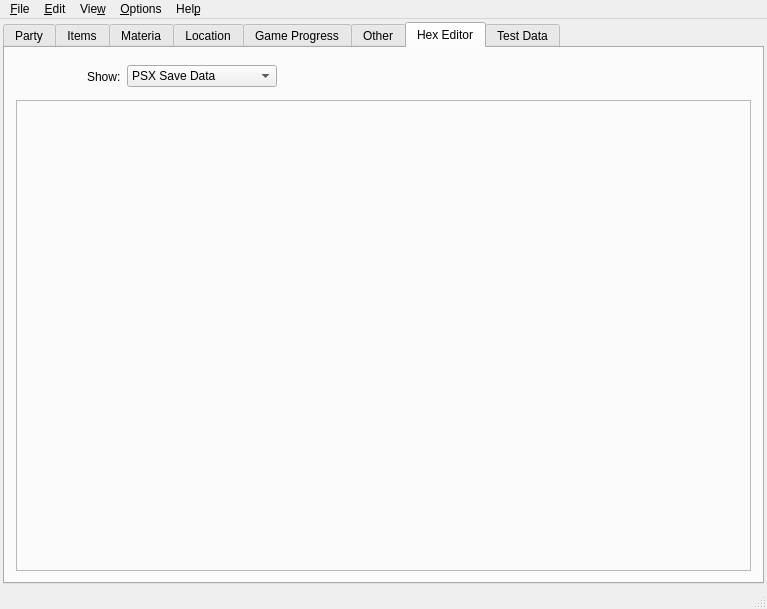
sithlord48/blackchocobo, file mainwindow.ui: the form before one commit.
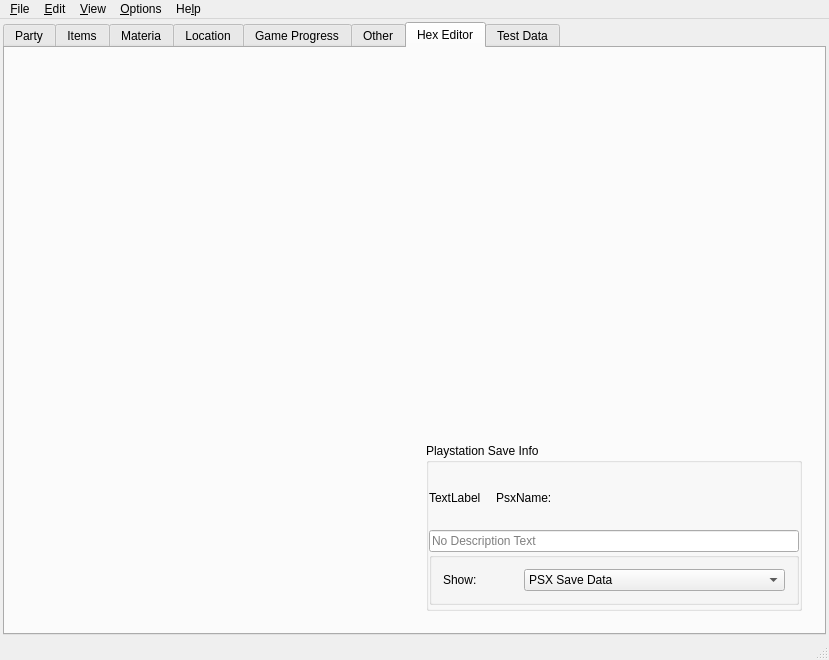
The form after the commit. The open tabs and pages were chosen to show the change. Icons and pictures are not drawn.

Commit message: improved psx mode for hexeditor, fix file dialog filters.

What changed in the file:
```diff
--- a/mainwindow.ui
+++ b/mainwindow.ui
@@ -6,8 +6,8 @@
    <rect>
     <x>0</x>
     <y>0</y>
-    <width>767</width>
-    <height>609</height>
+    <width>829</width>
+    <height>660</height>
    </rect>
   </property>
   <property name="windowTitle">
@@ -5481,111 +5481,16 @@
         <string>Hex Editor</string>
        </attribute>
        <layout class="QVBoxLayout" name="verticalLayout_3">
-        <item>
-         <widget class="QFrame" name="unknownGroup">
-          <property name="maximumSize">
-           <size>
-            <width>16777215</width>
-            <height>35</height>
-           </size>
-          </property>
-          <layout class="QHBoxLayout" name="horizontalLayout_12">
-           <property name="leftMargin">
-            <number>6</number>
-           </property>
-           <property name="topMargin">
-            <number>0</number>
-           </property>
-           <property name="bottomMargin">
-            <number>0</number>
-           </property>
-           <item>
-            <spacer name="horizontalSpacer_11">
-             <property name="orientation">
-              <enum>Qt::Horizontal</enum>
-             </property>
-             <property name="sizeType">
-              <enum>QSizePolicy::Fixed</enum>
-             </property>
-             <property name="sizeHint" stdset="0">
-              <size>
-               <width>65</width>
-               <height>20</height>
-              </size>
-             </property>
-            </spacer>
-           </item>
-           <item>
-            <widget class="QLabel" name="label_232">
-             <property name="maximumSize">
-              <size>
-               <width>75</width>
-               <height>16777215</height>
-              </size>
-             </property>
-             <property name="text">
-              <string>Show:</string>
-             </property>
-            </widget>
-           </item>
-           <item>
-            <widget class="QComboBox" name="combo_hexEditor">
-             <property name="sizePolicy">
-              <sizepolicy hsizetype="Preferred" vsizetype="Fixed">
-               <horstretch>0</horstretch>
-               <verstretch>0</verstretch>
-              </sizepolicy>
-             </property>
-             <property name="minimumSize">
-              <size>
-               <width>150</width>
-               <height>0</height>
-              </size>
-             </property>
-             <property name="maximumSize">
-              <size>
-               <width>16777215</width>
-               <height>16777215</height>
-              </size>
-             </property>
-             <property name="frame">
-              <bool>true</bool>
-             </property>
-             <item>
-              <property name="text">
-               <string>PSX Save Data</string>
-              </property>
-             </item>
-             <item>
-              <property name="text">
-               <string notr="true">FF7 Save Data</string>
-              </property>
-             </item>
-            </widget>
-           </item>
-           <item>
-            <spacer name="horizontalSpacer_7">
-             <property name="orientation">
-              <enum>Qt::Horizontal</enum>
-             </property>
-             <property name="sizeHint" stdset="0">
-              <size>
-               <width>40</width>
-               <height>20</height>
-              </size>
-             </property>
-            </spacer>
-           </item>
-          </layout>
-         </widget>
-        </item>
         <item>
          <widget class="QFrame" name="frame_2">
           <property name="frameShape">
-           <enum>QFrame::StyledPanel</enum>
+           <enum>QFrame::NoFrame</enum>
           </property>
           <property name="frameShadow">
-           <enum>QFrame::Raised</enum>
+           <enum>QFrame::Plain</enum>
+          </property>
+          <property name="lineWidth">
+           <number>0</number>
           </property>
           <layout class="QHBoxLayout" name="horizontalLayout_13">
            <property name="spacing">
@@ -5619,6 +5524,177 @@
              </property>
             </widget>
            </item>
+           <item>
+            <widget class="QFrame" name="vgroup">
+             <property name="sizePolicy">
+              <sizepolicy hsizetype="Preferred" vsizetype="Preferred">
+               <horstretch>0</horstretch>
+               <verstretch>0</verstretch>
+              </sizepolicy>
+             </property>
+             <property name="frameShape">
+              <enum>QFrame::NoFrame</enum>
+             </property>
+             <property name="frameShadow">
+              <enum>QFrame::Plain</enum>
+             </property>
+             <layout class="QVBoxLayout" name="verticalLayout_19">
+              <item>
+               <spacer name="spacer_23">
+                <property name="orientation">
+                 <enum>Qt::Vertical</enum>
+                </property>
+                <property name="sizeHint" stdset="0">
+                 <size>
+                  <width>20</width>
+                  <height>40</height>
+                 </size>
+                </property>
+               </spacer>
+              </item>
+              <item>
+               <widget class="QGroupBox" name="psxExtras">
+                <property name="title">
+                 <string>Playstation Save Info</string>
+                </property>
+                <property name="flat">
+                 <bool>false</bool>
+                </property>
+                <layout class="QVBoxLayout" name="verticalLayout_21">
+                 <property name="spacing">
+                  <number>0</number>
+                 </property>
+                 <property name="leftMargin">
+                  <number>0</number>
+                 </property>
+                 <property name="topMargin">
+                  <number>3</number>
+                 </property>
+                 <property name="rightMargin">
+                  <number>0</number>
+                 </property>
+                 <property name="bottomMargin">
+                  <number>3</number>
+                 </property>
+                 <item>
+                  <layout class="QHBoxLayout" name="horizontalLayout_12">
+                   <property name="spacing">
+                    <number>3</number>
+                   </property>
+                   <item>
+                    <widget class="QLabel" name="lblPsxIcon">
+                     <property name="minimumSize">
+                      <size>
+                       <width>64</width>
+                       <height>64</height>
+                      </size>
+                     </property>
+                     <property name="maximumSize">
+                      <size>
+                       <width>64</width>
+                       <height>64</height>
+                      </size>
+                     </property>
+                     <property name="text">
+                      <string>TextLabel</string>
+                     </property>
+                    </widget>
+                   </item>
+                   <item>
+                    <widget class="QLabel" name="lblRegionString">
+                     <property name="text">
+                      <string>PsxName:</string>
+                     </property>
+                    </widget>
+                   </item>
+                  </layout>
+                 </item>
+                 <item>
+                  <widget class="QLineEdit" name="linePsxDesc">
+                   <property name="sizePolicy">
+                    <sizepolicy hsizetype="Preferred" vsizetype="Fixed">
+                     <horstretch>0</horstretch>
+                     <verstretch>0</verstretch>
+                    </sizepolicy>
+                   </property>
+                   <property name="maxLength">
+                    <number>60</number>
+                   </property>
+                   <property name="readOnly">
+                    <bool>true</bool>
+                   </property>
+                   <property name="placeholderText">
+                    <string>No Description Text</string>
+                   </property>
+                  </widget>
+                 </item>
+                 <item>
+                  <widget class="QGroupBox" name="groupBox12">
+                   <property name="title">
+                    <string/>
+                   </property>
+                   <layout class="QVBoxLayout" name="verticalLayout_15">
+                    <item>
+                     <layout class="QHBoxLayout" name="Hgroup">
+                      <item>
+                       <widget class="QLabel" name="label_232">
+                        <property name="maximumSize">
+                         <size>
+                          <width>75</width>
+                          <height>16777215</height>
+                         </size>
+                        </property>
+                        <property name="text">
+                         <string>Show:</string>
+                        </property>
+                       </widget>
+                      </item>
+                      <item>
+                       <widget class="QComboBox" name="combo_hexEditor">
+                        <property name="sizePolicy">
+                         <sizepolicy hsizetype="Preferred" vsizetype="Fixed">
+                          <horstretch>0</horstretch>
+                          <verstretch>0</verstretch>
+                         </sizepolicy>
+                        </property>
+                        <property name="minimumSize">
+                         <size>
+                          <width>150</width>
+                          <height>0</height>
+                         </size>
+                        </property>
+                        <property name="maximumSize">
+                         <size>
+                          <width>16777215</width>
+                          <height>16777215</height>
+                         </size>
+                        </property>
+                        <property name="frame">
+                         <bool>true</bool>
+                        </property>
+                        <item>
+                         <property name="text">
+                          <string>PSX Save Data</string>
+                         </property>
+                        </item>
+                        <item>
+                         <property name="text">
+                          <string notr="true">FF7 Save Data</string>
+                         </property>
+                        </item>
+                       </widget>
+                      </item>
+                     </layout>
+                    </item>
+                   </layout>
+                  </widget>
+                 </item>
+                </layout>
+               </widget>
+              </item>
+             </layout>
+            </widget>
+           </item>
           </layout>
          </widget>
         </item>
@@ -6961,13 +7037,13 @@
     <rect>
      <x>0</x>
      <y>0</y>
-     <width>767</width>
-     <height>20</height>
+     <width>829</width>
+     <height>30</height>
     </rect>
    </property>
    <widget class="QMenu" name="menuAbout">
     <property name="title">
-     <string>Hel&amp;p</string>
+     <string>He&amp;lp</string>
     </property>
     <addaction name="separator"/>
     <addaction name="actionAbout"/>
@@ -6992,7 +7068,7 @@
    </widget>
    <widget class="QMenu" name="menuSlot">
     <property name="title">
-     <string>Vie&amp;w</string>
+     <string>&amp;View</string>
     </property>
     <addaction name="actionReload"/>
     <addaction name="separator"/>
```
Left out of the diff: 70 changed lines with no effect on the pictures. The commit also changes 2 other files.
